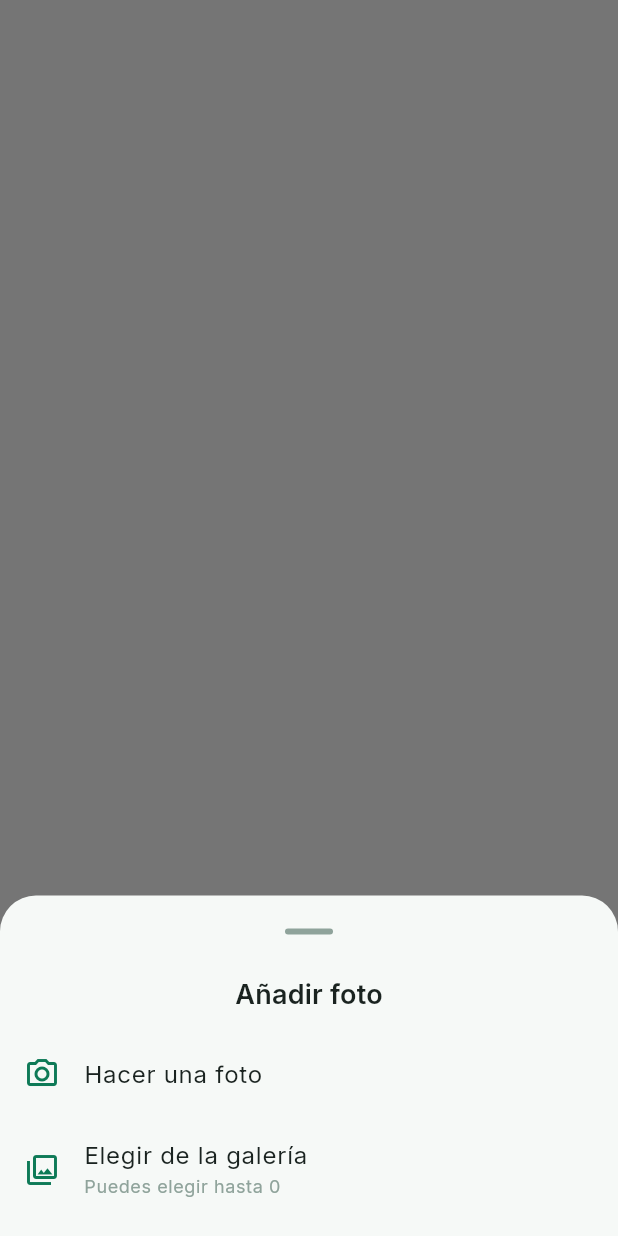
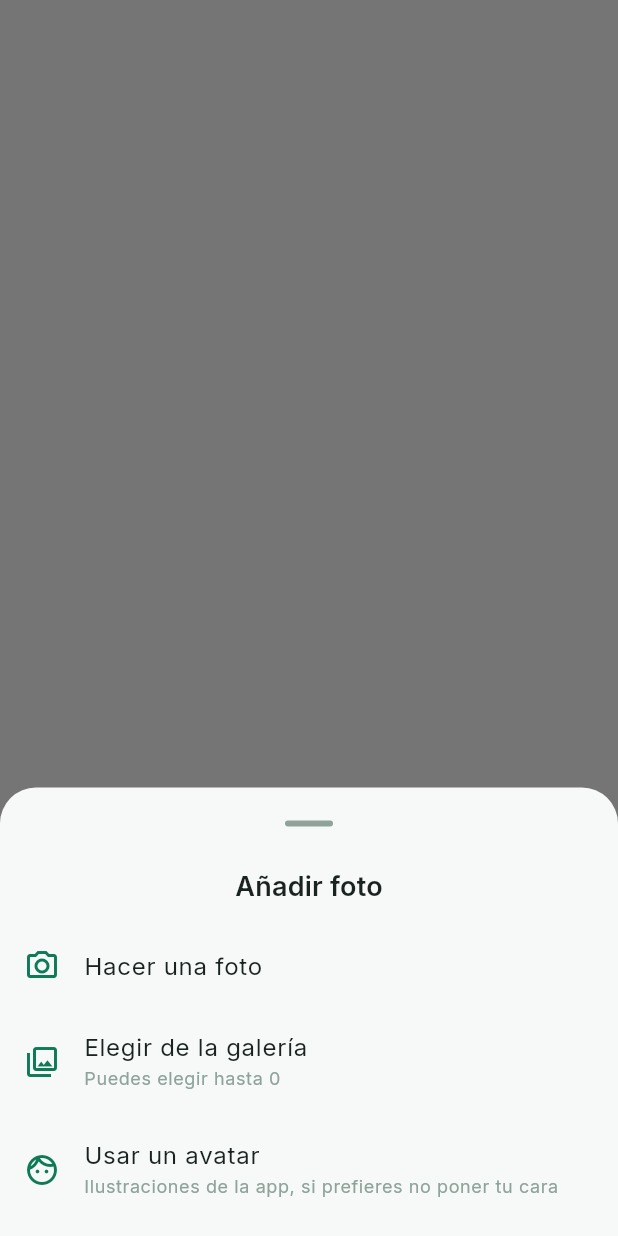
Before and after one commit to AntonioLazzarini36/MatchPoint, a Flutter app: what pickPhotos() shows on an empty page, opened directly with empty values, on a phone screen of 412 x 824 dp. Run offline on Flutter 3.47's test engine with Material 3 defaults, Android fonts, the phone set to English and light mode, and no system bars; our stand-ins replace firebase_core, firebase_messaging, flutter_map, flutter_secure_storage, go_router, google_fonts and 2 more; accounts and stored records are empty; network calls fail.

Commit message:
feat(mobile): avatares para no tener que subir una foto al registrarse
El perfil necesita al menos una foto — sin ella `/discover` no lo
ensena — y ese requisito, puesto delante de alguien que acaba de
instalar la app, es donde mas gente se cae: buscar una foto decente en
la galeria es mucho pedir antes de haber visto para que sirve esto.

La hoja de "Anadir foto" gana una tercera salida con las seis
ilustraciones que trae la app, y el paso del onboarding lo dice tambien
en su texto: quien no quiere poner su cara abandona en esa pantalla,
antes de llegar a tocar el boton donde vive la alternativa.

El avatar pasa por el mismo recorte a 16:9 que cualquier otra foto
aunque ya venga apaisado, para que no haya un segundo camino que
mantener el dia que cambie el recorte. Lo que si se salta es la vista
previa: ensenar el mismo dibujo dos veces seguidas para no decidir nada.

Co-Authored-By: Claude Opus 5 <noreply@anthropic.com>
Claude-Session: https://claude.ai/code/session_01RCa13vwMW3E9cyUbi7x1zW

```diff
--- a/apps/mobile/lib/core/ui/profile/photo_source_sheet.dart
+++ b/apps/mobile/lib/core/ui/profile/photo_source_sheet.dart
@@ -2,20 +2,36 @@ import 'package:flutter/material.dart';
 import 'package:image_picker/image_picker.dart';
 
 import '../../theme/app_theme.dart';
+import 'avatar_gallery.dart';
 
-/// De dónde sale la foto: cámara o galería.
+/// Lo que devuelve [pickPhotos]: o ficheros de la cámara/galería, o un
+/// avatar de los que trae la app. Nunca las dos cosas.
+class PhotoPick {
+  final List<XFile> files;
+  final String? avatarAsset;
+
+  const PhotoPick.files(this.files) : avatarAsset = null;
+  const PhotoPick.avatar(String this.avatarAsset) : files = const [];
+  const PhotoPick.none() : files = const [], avatarAsset = null;
+
+  bool get isEmpty => files.isEmpty && avatarAsset == null;
+}
+
+/// De dónde sale la foto: cámara, galería o un avatar de la app.
 ///
 /// Hasta ahora sólo se podía elegir de la galería, lo que obliga a salir de
 /// la app, hacerse la foto y volver — justo en el momento en que alguien
 /// está creando su perfil y tiene menos paciencia. La cámara devuelve una
 /// sola foto (es lo que hace una cámara); la galería, varias de una vez.
 ///
-/// Devuelve las fotos elegidas, o lista vacía si se cancela.
-Future<List<XFile>> pickPhotos(
-  BuildContext context, {
-  required int limit,
-}) async {
-  final source = await showModalBottomSheet<ImageSource>(
+/// El avatar es la salida para quien no quiere poner su cara nada más
+/// llegar: el perfil necesita una foto para aparecer en Discover, y sin esta
+/// opción ese requisito se come a la gente que sólo venía a echar un
+/// vistazo.
+///
+/// Devuelve las fotos elegidas, o vacío si se cancela.
+Future<PhotoPick> pickPhotos(BuildContext context, {required int limit}) async {
+  final source = await showModalBottomSheet<_Source>(
     context: context,
     builder: (context) => SafeArea(
       child: Column(
@@ -31,7 +47,7 @@ Future<List<XFile>> pickPhotos(
               color: context.colors.primary,
             ),
             title: const Text('Hacer una foto'),
-            onTap: () => Navigator.of(context).pop(ImageSource.camera),
+            onTap: () => Navigator.of(context).pop(_Source.camera),
           ),
           ListTile(
             leading: Icon(
@@ -45,7 +61,18 @@ Future<List<XFile>> pickPhotos(
                 color: context.colors.onSurfaceVariant,
               ),
             ),
-            onTap: () => Navigator.of(context).pop(ImageSource.gallery),
+            onTap: () => Navigator.of(context).pop(_Source.gallery),
+          ),
+          ListTile(
+            leading: Icon(Icons.face_outlined, color: context.colors.primary),
+            title: const Text('Usar un avatar'),
+            subtitle: Text(
+              'Ilustraciones de la app, si prefieres no poner tu cara',
+              style: context.textStyles.bodySmall?.copyWith(
+                color: context.colors.onSurfaceVariant,
+              ),
+            ),
+            onTap: () => Navigator.of(context).pop(_Source.avatar),
           ),
           const SizedBox(height: 8),
         ],
@@ -53,10 +80,15 @@ Future<List<XFile>> pickPhotos(
     ),
   );
 
-  if (source == null) return const [];
+  if (source == null || !context.mounted) return const PhotoPick.none();
+
+  if (source == _Source.avatar) {
+    final asset = await pickAvatar(context);
+    return asset == null ? const PhotoPick.none() : PhotoPick.avatar(asset);
+  }
 
   final picker = ImagePicker();
-  if (source == ImageSource.camera) {
+  if (source == _Source.camera) {
     final photo = await picker.pickImage(
       source: ImageSource.camera,
       imageQuality: 85,
@@ -64,8 +96,14 @@ Future<List<XFile>> pickPhotos(
       // persona, no es un selfie.
       preferredCameraDevice: CameraDevice.rear,
     );
-    return photo == null ? const [] : [photo];
+    return PhotoPick.files(photo == null ? const [] : [photo]);
   }
 
-  return picker.pickMultiImage(imageQuality: 85, limit: limit);
+  return PhotoPick.files(
+    await picker.pickMultiImage(imageQuality: 85, limit: limit),
+  );
 }
+
+/// Las tres salidas de la hoja. Enum propio y no `ImageSource` porque el
+/// avatar no es una fuente del `image_picker`: no abre nada del sistema.
+enum _Source { camera, gallery, avatar }
--- a/apps/mobile/lib/core/ui/widgets/onboarding/onboarding_photo_step.dart
+++ b/apps/mobile/lib/core/ui/widgets/onboarding/onboarding_photo_step.dart
@@ -43,6 +43,15 @@ class OnboardingPhotoStep extends StatelessWidget {
             'demás vean con quién van a jugar.',
             style: t.bodyLarge,
           ),
+          const SizedBox(height: 8),
+          // Se dice aqui y no solo dentro de la hoja: quien no quiere poner
+          // su cara abandona en esta pantalla, antes de tocar el boton donde
+          // vive la alternativa.
+          Text(
+            '¿Prefieres no poner tu cara todavía? Puedes empezar con uno de '
+            'los avatares de la app y cambiarlo cuando quieras.',
+            style: t.bodyMedium?.copyWith(color: scheme.onSurfaceVariant),
+          ),
           const SizedBox(height: 24),
           if (error != null) ...[
             Text(error!, style: TextStyle(color: scheme.error)),
--- a/apps/mobile/lib/features/onboarding/screens/onboarding_profile_screen.dart
+++ b/apps/mobile/lib/features/onboarding/screens/onboarding_profile_screen.dart
@@ -31,6 +31,7 @@ import 'package:match_point/features/onboarding/models/intention.dart';
 import 'package:match_point/core/ui/profile/photo_crop_preview.dart';
 import 'package:match_point/features/auth/screens/email_verification_screen.dart';
 import 'package:match_point/core/ui/profile/photo_source_sheet.dart';
+import 'package:match_point/core/ui/profile/avatar_gallery.dart';
 
 class _PickedPhoto {
   final Uint8List bytes;
@@ -405,8 +406,27 @@ class _OnboardingProfileScreenState extends State<OnboardingProfileScreen> {
     });
 
     try {
+      // El avatar ya viene apaisado y elegido de una rejilla: pasarlo por
+      // la vista previa de recorte seria enseñar el mismo dibujo dos veces
+      // seguidas para no decidir nada.
+      final avatar = picked.avatarAsset;
+      if (avatar != null) {
+        final bytes = await loadAvatarBytes(avatar);
+        if (!mounted) return;
+        setState(() {
+          _localPhotos.add(
+            _PickedPhoto(
+              bytes: bytes,
+              filename: '${DateTime.now().microsecondsSinceEpoch}.png',
+              contentType: 'image/png',
+            ),
+          );
+        });
+        return;
+      }
+
       final originals = <Uint8List>[];
-      for (final file in picked) {
+      for (final file in picked.files) {
         originals.add(await file.readAsBytes());
       }
       if (!mounted) return;
```
Also changed, not shown: apps/mobile/lib/core/ui/profile/avatar_gallery.dart (added, +88 -0 lines), apps/mobile/lib/core/ui/profile/photo_manager_sheet.dart (+14 -3 lines), apps/mobile/pubspec.yaml (+6 -1 lines), apps/mobile/assets/avatars/character1.jpg (added), apps/mobile/assets/avatars/character2.jpg (added), apps/mobile/assets/avatars/character3.jpg (added), apps/mobile/assets/avatars/character4.jpg (added), apps/mobile/assets/avatars/character5.jpg (added), apps/mobile/assets/avatars/character6.jpg (added), 1 other file.
